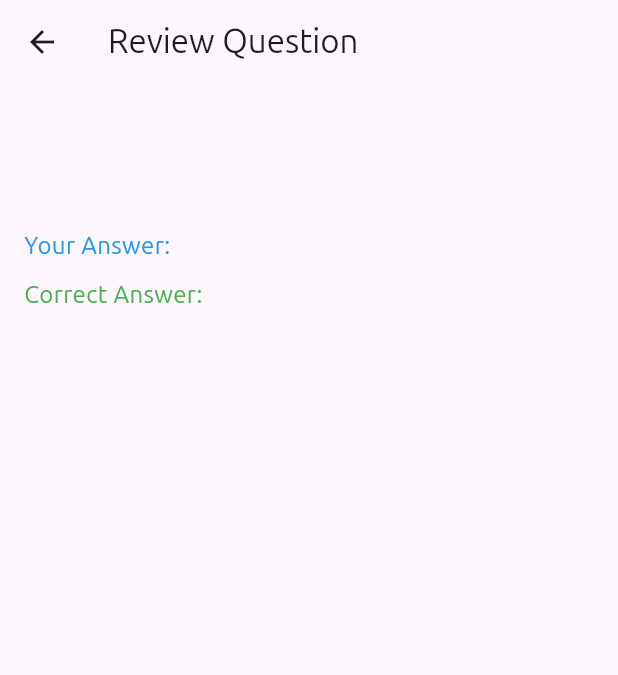
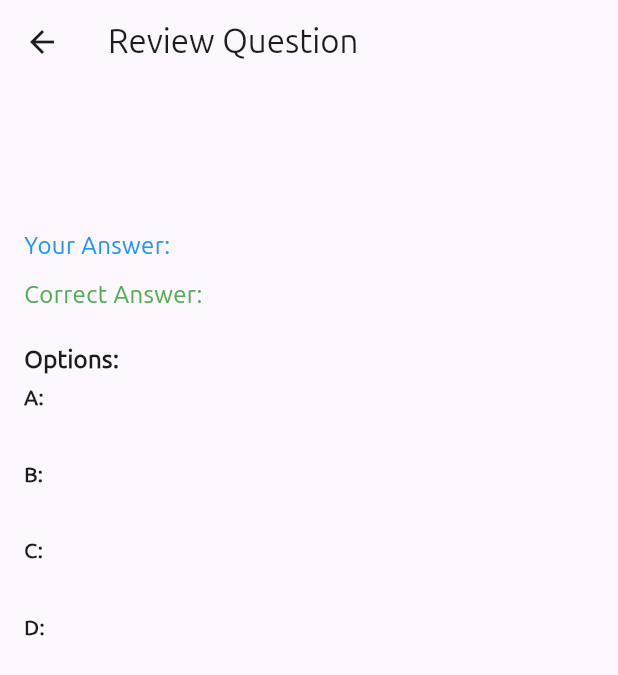
Before and after one commit to arjunnrana/quiz_maniac, a Flutter app: the QuestionReviewScreen screen opened directly with empty values, on a phone screen of 412 x 824 dp. Shown: the top 675 px of the screen. Run offline on Flutter 3.47's test engine with Material 3 defaults, Android fonts, the phone set to English and light mode, and no system bars; our stand-ins replace dio.

Commit message:
question detail screen updated

```diff
--- a/lib/screens/question_review_screen.dart
+++ b/lib/screens/question_review_screen.dart
@@ -12,6 +12,14 @@ class QuestionReviewScreen extends StatelessWidget {
     required this.userAnswer,
     required this.correctAnswer,
   }) : super(key: key);
+
+  String _getOptionText(String option) {
+    return question.toJson()['OPTION $option (ENGLISH)'] ?? '';
+  }
+
+  String _getOptionTextHindi(String option) {
+    return question.toJson()['OPTION $option (HINDI)'] ?? '';
+  }
 
   @override
   Widget build(BuildContext context) {
@@ -43,6 +51,49 @@ class QuestionReviewScreen extends StatelessWidget {
               'Correct Answer: $correctAnswer',
               style: TextStyle(fontSize: 16.0, color: Colors.green),
             ),
+            SizedBox(height: 20.0),
+            Text(
+              'Options:',
+              style: TextStyle(fontSize: 16.0, fontWeight: FontWeight.bold),
+            ),
+            Column(
+              crossAxisAlignment: CrossAxisAlignment.start,
+              children: ['A', 'B', 'C', 'D'].map((option) {
+                final optionText = _getOptionText(option);
+                final optionTextHindi = _getOptionTextHindi(option);
+                return Padding(
+                  padding: const EdgeInsets.symmetric(vertical: 4.0),
+                  child: Row(
+                    crossAxisAlignment: CrossAxisAlignment.start,
+                    children: [
+                      Text(
+                        '$option: ',
+                        style: TextStyle(fontWeight: FontWeight.bold),
+                      ),
+                      Expanded(
+                        child: Column(
+                          crossAxisAlignment: CrossAxisAlignment.start,
+                          children: [
+                            Text(optionText,
+                                style: TextStyle(
+                                    fontSize: 16.0,
+                                    fontWeight: option == correctAnswer
+                                        ? FontWeight.bold
+                                        : FontWeight.normal)),
+                            Text(optionTextHindi,
+                                style: TextStyle(
+                                    fontSize: 14.0,
+                                    fontWeight: option == correctAnswer
+                                        ? FontWeight.bold
+                                        : FontWeight.normal)),
+                          ],
+                        ),
+                      ),
+                    ],
+                  ),
+                );
+              }).toList(),
+            ),
           ],
         ),
       ),
```
